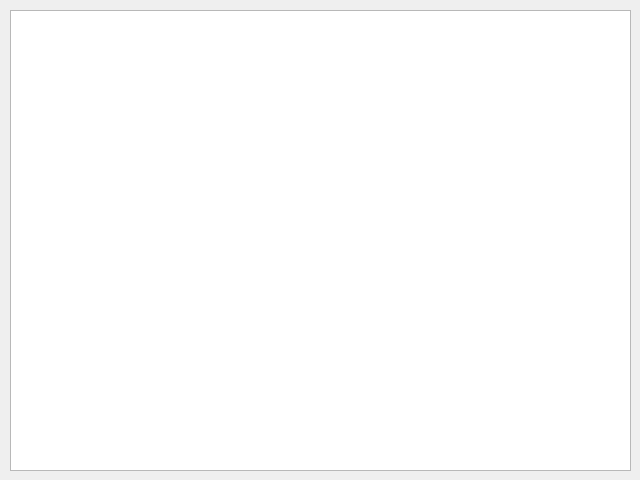
Above: main.ui from alex9127git/CoffeeInfo before the change. Below: the same form after it.
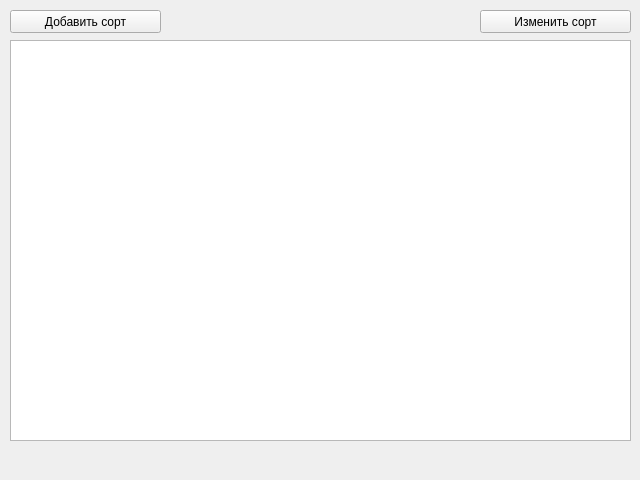
That is the form after the change.

Commit message: Add possibility to edit coffee database

Diff of the .ui file:
```diff
--- a/main.ui
+++ b/main.ui
@@ -18,12 +18,88 @@
     <property name="geometry">
      <rect>
       <x>10</x>
-      <y>10</y>
+      <y>40</y>
       <width>621</width>
-      <height>461</height>
+      <height>401</height>
      </rect>
     </property>
    </widget>
+   <widget class="QLabel" name="error_lbl">
+    <property name="geometry">
+     <rect>
+      <x>10</x>
+      <y>450</y>
+      <width>621</width>
+      <height>16</height>
+     </rect>
+    </property>
+    <property name="palette">
+     <palette>
+      <active>
+       <colorrole role="WindowText">
+        <brush brushstyle="SolidPattern">
+         <color alpha="255">
+          <red>255</red>
+          <green>0</green>
+          <blue>0</blue>
+         </color>
+        </brush>
+       </colorrole>
+      </active>
+      <inactive>
+       <colorrole role="WindowText">
+        <brush brushstyle="SolidPattern">
+         <color alpha="255">
+          <red>255</red>
+          <green>0</green>
+          <blue>0</blue>
+         </color>
+        </brush>
+       </colorrole>
+      </inactive>
+      <disabled>
+       <colorrole role="WindowText">
+        <brush brushstyle="SolidPattern">
+         <color alpha="255">
+          <red>120</red>
+          <green>120</green>
+          <blue>120</blue>
+         </color>
+        </brush>
+       </colorrole>
+      </disabled>
+     </palette>
+    </property>
+    <property name="text">
+     <string/>
+    </property>
+   </widget>
+   <widget class="QPushButton" name="add_btn">
+    <property name="geometry">
+     <rect>
+      <x>10</x>
+      <y>10</y>
+      <width>151</width>
+      <height>23</height>
+     </rect>
+    </property>
+    <property name="text">
+     <string>Добавить сорт</string>
+    </property>
+   </widget>
+   <widget class="QPushButton" name="edit_btn">
+    <property name="geometry">
+     <rect>
+      <x>480</x>
+      <y>10</y>
+      <width>151</width>
+      <height>23</height>
+     </rect>
+    </property>
+    <property name="text">
+     <string>Изменить сорт</string>
+    </property>
+   </widget>
   </widget>
  </widget>
  <resources/>
```
The commit also changes 3 other files.
